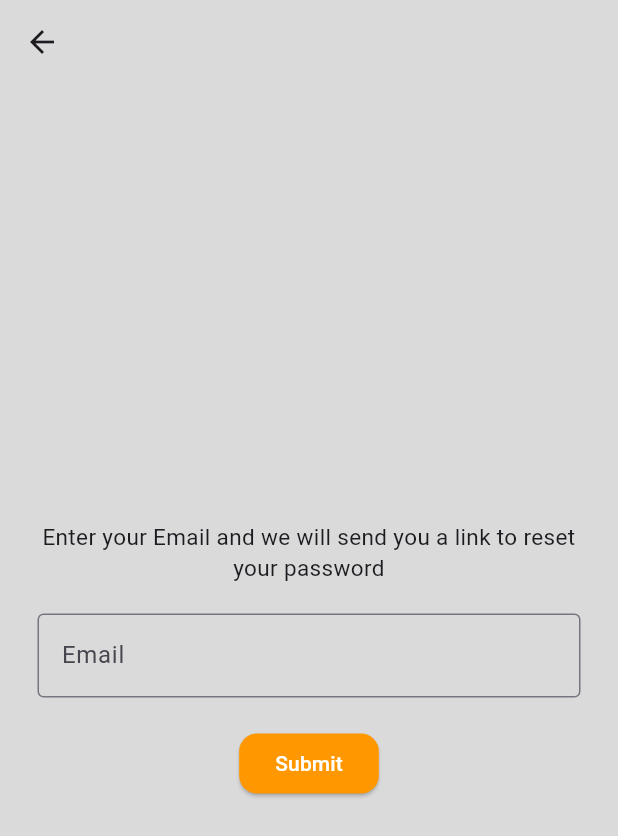
After one commit to Pratik-Bhattarai77/application, a Flutter app: the screen it shows after launch, after a tap on "Forgot Password?", on a phone screen of 412 x 824 dp. The commit adds this screen. Shown: the top 836 px of the screen. Run offline on Flutter 3.47's test engine with Material 3 defaults, Android fonts, the phone set to English and light mode, and no system bars; our stand-ins replace carousel_slider, cloud_firestore, firebase_auth, firebase_core, google_fonts, google_nav_bar and 2 more; accounts and stored records are empty.

Commit message:
forget password by google

```diff
--- a/lib/components/note_editor.dart
+++ b/lib/components/note_editor.dart
@@ -86,7 +86,6 @@ class _NoteEditorScreenState extends State<NoteEditorScreen> {
                 .doc(widget.noteId)
                 .update({
               "note_title": _titleController.text,
-              "creation_date": widget.creationDate,
               "note_content": _maincontent.text,
             });
           } else {
@@ -96,7 +95,8 @@ class _NoteEditorScreenState extends State<NoteEditorScreen> {
               "note_content": _maincontent.text,
             });
           }
-          Navigator.pop(context);
+          Navigator.pop(
+              context, 'updated'); // Return a result to indicate success
         },
         child: const Icon(Icons.save),
       ),
--- a/lib/pages/login_page.dart
+++ b/lib/pages/login_page.dart
@@ -4,6 +4,7 @@ import 'package:flutter/material.dart';
 import 'package:application/components/my_button.dart';
 import 'package:application/components/my_textfield.dart';
 import 'package:application/components/square_tile.dart';
+import 'package:application/pages/password.reset.dart';
 
 class LoginPage extends StatefulWidget {
   final Function()? onTap;
@@ -79,6 +80,13 @@ class _LoginPageState extends State<LoginPage> {
     );
   }
 
+  void navigateToPasswordReset() {
+    Navigator.push(
+      context,
+      MaterialPageRoute(builder: (context) => Password()),
+    );
+  }
+
   @override
   Widget build(BuildContext context) {
     return Scaffold(
@@ -116,15 +124,19 @@ class _LoginPageState extends State<LoginPage> {
                   obscureText: true,
                 ),
                 const SizedBox(height: 10),
-                const Padding(
+                Padding(
                   padding: EdgeInsets.symmetric(horizontal: 25.0),
                   child: Row(
                     mainAxisAlignment: MainAxisAlignment.end,
                     children: [
-                      Text(
-                        'Forgot Password?',
-                        style: TextStyle(
-                          color: Color.fromARGB(255, 118, 117, 117),
+                      GestureDetector(
+                        onTap: navigateToPasswordReset,
+                        child: Text(
+                          'Forgot Password?',
+                          style: TextStyle(
+                            color: Color.fromARGB(255, 33, 155, 255),
+                            fontWeight: FontWeight.bold,
+                          ),
                         ),
                       ),
                     ],
--- /dev/null
+++ b/lib/pages/password.reset.dart
@@ -0,0 +1,94 @@
+import 'package:firebase_auth/firebase_auth.dart';
+import 'package:flutter/material.dart';
+
+class Password extends StatefulWidget {
+  const Password({Key? key}) : super(key: key);
+
+  @override
+  State<Password> createState() => _PasswordState();
+}
+
+class _PasswordState extends State<Password> {
+  final _emailController = TextEditingController();
+
+  @override
+  void dispose() {
+    _emailController.dispose();
+    super.dispose();
+  }
+
+  Future passwordReset() async {
+    try {
+      await FirebaseAuth.instance
+          .sendPasswordResetEmail(email: _emailController.text.trim());
+      showDialog(
+        context: context,
+        builder: (context) {
+          return AlertDialog(
+            content: Text("Password reset link sent! Check your email"),
+          );
+        },
+      );
+    } on FirebaseAuthException catch (e) {
+      print(e);
+      showDialog(
+        context: context,
+        builder: (context) {
+          return AlertDialog(
+            content: Text(e.message.toString()),
+          );
+        },
+      );
+    }
+  }
+
+  @override
+  Widget build(BuildContext context) {
+    return Scaffold(
+      backgroundColor: const Color.fromARGB(255, 219, 218, 218),
+      appBar: AppBar(
+        backgroundColor: const Color.fromARGB(255, 219, 218, 218),
+        leading: IconButton(
+          icon: const Icon(Icons.arrow_back),
+          onPressed: () => Navigator.of(context).pop(),
+        ),
+      ),
+      body: Column(
+        mainAxisAlignment: MainAxisAlignment.center,
+        children: [
+          Padding(
+            padding: const EdgeInsets.symmetric(horizontal: 25.0),
+            child: const Text(
+              'Enter your Email and we will send you a link to reset your password',
+              textAlign: TextAlign.center,
+              style: TextStyle(fontSize: 15),
+            ),
+          ),
+          const SizedBox(height: 20),
+          Padding(
+            padding: const EdgeInsets.symmetric(horizontal: 25.0),
+            child: TextField(
+              controller: _emailController,
+              decoration: const InputDecoration(
+                hintText: 'Email',
+                border: OutlineInputBorder(),
+              ),
+            ),
+          ),
+          const SizedBox(height: 20),
+          ElevatedButton(
+            onPressed: passwordReset,
+            child: const Text('Submit'),
+            style: ElevatedButton.styleFrom(
+              primary: Colors.orange, // Button color
+              onPrimary: Colors.white, // Text color
+              shape: RoundedRectangleBorder(
+                borderRadius: BorderRadius.circular(12), // Border radius
+              ),
+            ),
+          ),
+        ],
+      ),
+    );
+  }
+}
--- a/pubspec.yaml
+++ b/pubspec.yaml
@@ -41,13 +41,13 @@ dependencies:
   cloud_firestore: ^4.15.4
   firebase_storage: ^11.6.5
   google_nav_bar: ^5.0.6
-  google_fonts: ^6.1.0
+  google_fonts: 6.1.0
   carousel_slider: ^4.2.1
   flutter_svg: ^2.0.10
   smooth_page_indicator: ^1.1.0
   intl: ^0.19.0
-  http: ^1.2.0
-  flutter_pdfview: ^1.3.2
+  # http: ^1.2.0
+  # flutter_pdfview: ^1.3.2
 
 
 
```
Also changed, not shown: lib/components/note_reader.dart (+36 -8 lines), lib/services/auth_services.dart (+28 -13 lines), pubspec.lock, 1 other file.
